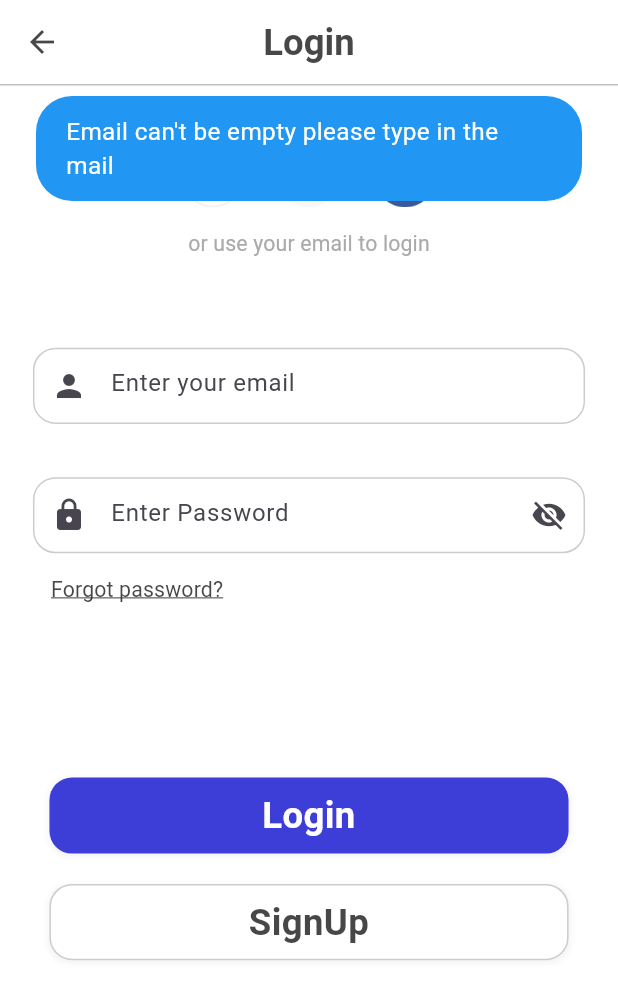
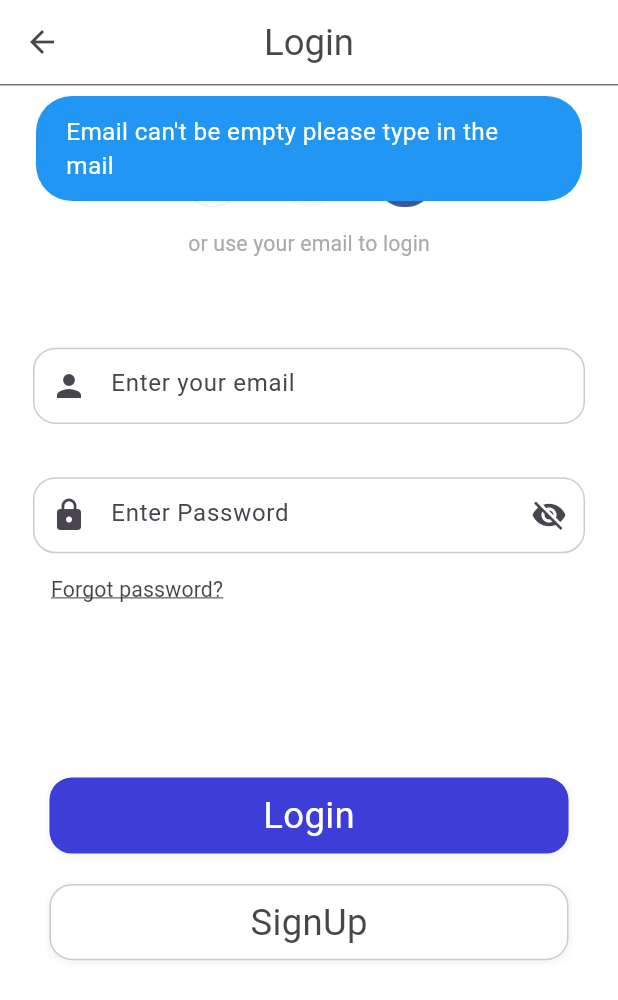
Before and after one commit to Jaunsmith/learning_app, a Flutter app: the SignInScreen screen opened directly, after a tap on "Login", on a phone screen of 412 x 824 dp. Shown: the top 1000 px of the screen. Run offline on Flutter 3.47's test engine with Material 3 defaults, Android fonts, the phone set to English and light mode, and no system bars; our stand-ins replace cloud_firestore, dots_indicator, firebase_auth, firebase_core, flutter_riverpod, flutter_screenutil and 3 more; accounts and stored records are empty; generated files the repository leaves out were written again.

Commit message:
home all data

```diff
--- a/lib/models/entities.dart
+++ b/lib/models/entities.dart
@@ -1,4 +1,4 @@
-library entities;
+library;
 
 export 'user.dart';
 
--- a/lib/screens/onboarding/widget/introduction_outline.dart
+++ b/lib/screens/onboarding/widget/introduction_outline.dart
@@ -33,7 +33,7 @@ class IntroductionOutline extends StatelessWidget {
           padding: EdgeInsets.symmetric(horizontal: 5.w),
           child: subTextNormal(subText),
         ),
-        SizedBox(height: 100),
+        SizedBox(height: 50.h),
         nextButton(index, pageController, context),
       ],
     );
--- a/lib/screens/signin/controller/sigin_controller.dart
+++ b/lib/screens/signin/controller/sigin_controller.dart
@@ -98,7 +98,9 @@ class SignInController {
           popUpNotification('E-mail already exit.');
           break;
         default:
-          print('Login failed: ${e.code} and  ${e.message}');
+          if (kDebugMode) {
+            print('Login failed: ${e.code} and  ${e.message}');
+          }
       }
     } catch (e) {
       if (kDebugMode) {
--- a/lib/screens/signin/sign_in_screen.dart
+++ b/lib/screens/signin/sign_in_screen.dart
@@ -31,7 +31,6 @@ class _SignInScreenState extends ConsumerState<SignInScreen> {
 
   @override
   Widget build(BuildContext context) {
-    final signInRef = ref.watch(sigInNotifierProvider);
     var readData = ref.read(sigInNotifierProvider.notifier);
     final loader = ref.watch(appLoaderIconProvider);
     return Scaffold(
@@ -47,7 +46,9 @@ class _SignInScreenState extends ConsumerState<SignInScreen> {
                     children: [
                       loginOptions(),
                       Center(
-                        child: mailSignIn(text: 'or use your email to login'),
+                        child: clickableButton(
+                          text: 'or use your email to login',
+                        ),
                       ),
                       SizedBox(height: 40.h),
                       AppTextFieldData(
@@ -69,7 +70,7 @@ class _SignInScreenState extends ConsumerState<SignInScreen> {
                         iconName: Icons.lock,
                         isPassword: true,
                       ),
-                      mailSignIn(
+                      clickableButton(
                         text: 'Forgot password?',
                         color: AppColors.primaryText,
                         textUnderLine: true,
--- a/lib/screens/signin/widgets/login_options.dart
+++ b/lib/screens/signin/widgets/login_options.dart
@@ -24,13 +24,22 @@ Widget _loginButton(String imagePath) {
   );
 }
 
-Widget mailSignIn({
+Widget clickableButton({
   required String text,
   Color color = AppColors.primaryThreeElementText,
   bool textUnderLine = false,
+  VoidCallback? function,
+  double? fontSize,
+  TextAlign textAlign = TextAlign.start,
 }) {
   return TextButton(
-    onPressed: () {},
-    child: dynamicTextData(text, color: color, textUnderLine: textUnderLine),
+    onPressed: function,
+    child: dynamicTextData(
+      text,
+      color: color,
+      textUnderLine: textUnderLine,
+      fontSize: fontSize,
+      textAlign: textAlign,
+    ),
   );
 }
--- a/lib/utility/decoration.dart
+++ b/lib/utility/decoration.dart
@@ -18,7 +18,7 @@ BoxDecoration decoration({
         : Border.all(color: Colors.transparent),
     boxShadow: [
       BoxShadow(
-        color: Colors.grey.withOpacity(0.1),
+        color: Colors.grey.shade100,
         offset: Offset(0, 1),
         blurRadius: blurR,
         spreadRadius: spreadR,
--- a/lib/widgets/app_bar_data.dart
+++ b/lib/widgets/app_bar_data.dart
@@ -9,7 +9,7 @@ AppBar appBarData(String textName) {
     // the preferred size bottom to be precise set the height based on the height given and the child of the preferred used the size of the preferred height from the bottom upward
     bottom: PreferredSize(
       preferredSize: Size.fromHeight(1),
-      child: Container(height: 1, color: Colors.grey.withOpacity(0.65)),
+      child: Container(height: 1, color: Colors.grey.shade600),
     ),
   );
 }
--- a/lib/widgets/text_data.dart
+++ b/lib/widgets/text_data.dart
@@ -2,13 +2,19 @@ import 'package:flutter/material.dart';
 import 'package:flutter_screenutil/flutter_screenutil.dart';
 import 'package:learning_app/utility/app_Colors.dart';
 
-Widget mainTextNormal(String textData, {Color color = AppColors.primaryText}) {
+Widget mainTextNormal(
+  String textData, {
+  Color color = AppColors.primaryText,
+  double? fontSize,
+  FontWeight fontWeight = FontWeight.normal,
+  TextAlign? textAlign,
+}) {
   return Text(
     textData,
-    textAlign: TextAlign.center,
+    textAlign: textAlign,
     style: TextStyle(
-      fontSize: 24.sp,
-      fontWeight: FontWeight.bold,
+      fontSize: fontSize ?? 24.sp,
+      fontWeight: fontWeight,
       color: color,
     ),
   );
@@ -20,7 +26,7 @@ Widget subTextNormal(
 }) {
   return Text(
     textData,
-    textAlign: TextAlign.center,
+    textAlign: TextAlign.start,
     style: TextStyle(
       fontSize: 16.sp,
       fontWeight: FontWeight.normal,
```
Also changed, not shown: lib/screens/home/home_screen.dart (+11 -4 lines), lib/screens/home/widgets/home_image_scroll.dart (added, +24 -0 lines), lib/screens/home/widgets/home_screen_slider.dart (+17 -12 lines), lib/screens/home/widgets/home_widget.dart (+94 -0 lines), lib/screens/onboarding/on_boarding_screen.dart (+9 -1 lines), lib/utility/bottom_nav_bars/bottombars.dart (+4 -4 lines), lib/widgets/app_image_design.dart (added, +18 -0 lines).
